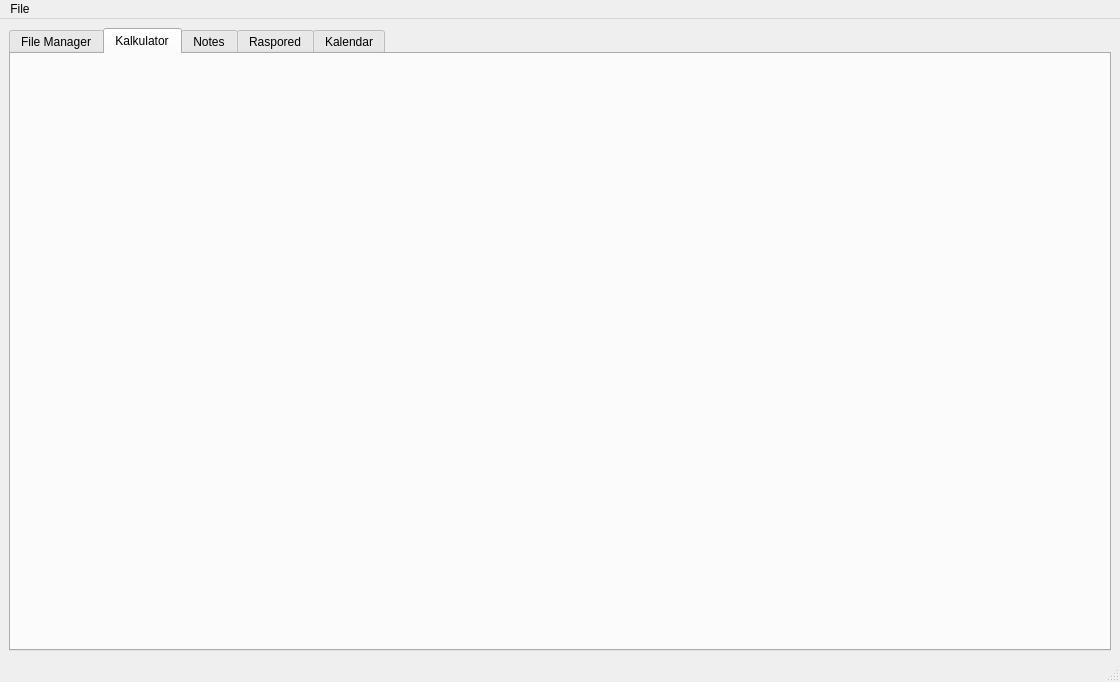
milalukic/matfHub, file matfHub/mainwindow.ui: the form before one commit.
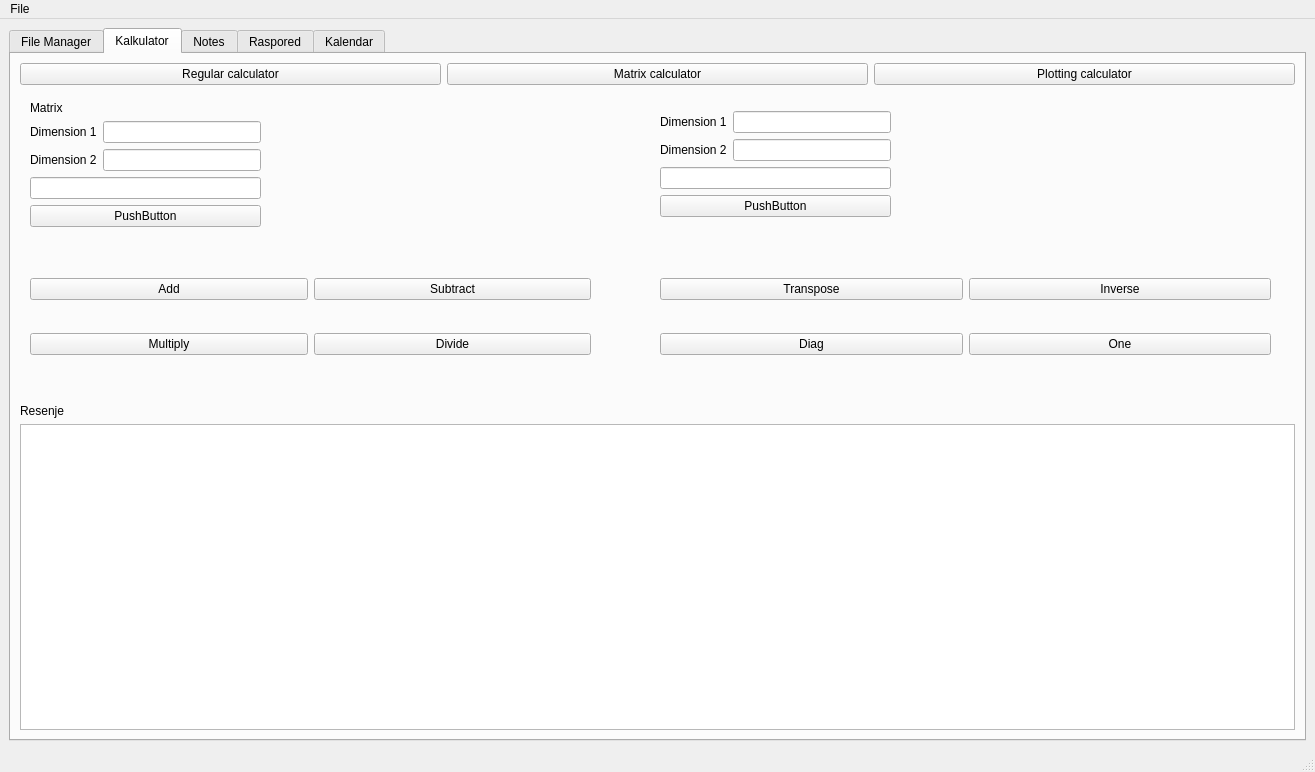
The form after the commit. The open tabs and pages were chosen to show the change. Icons and pictures are not drawn.

Commit message: dodat pocetni UI

What changed in the file:
```diff
--- a/matfHub/mainwindow.ui
+++ b/matfHub/mainwindow.ui
@@ -6,14 +6,14 @@
    <rect>
     <x>0</x>
     <y>0</y>
-    <width>1120</width>
-    <height>682</height>
+    <width>1315</width>
+    <height>772</height>
    </rect>
   </property>
   <property name="minimumSize">
    <size>
-    <width>1120</width>
-    <height>630</height>
+    <width>0</width>
+    <height>0</height>
    </size>
   </property>
   <property name="windowTitle">
@@ -1942,32 +1942,265 @@
        <attribute name="title">
         <string>Kalkulator</string>
        </attribute>
-       <widget class="QStackedWidget" name="stackedWidget">
-        <property name="geometry">
-         <rect>
-          <x>400</x>
-          <y>120</y>
-          <width>120</width>
-          <height>80</height>
-         </rect>
-        </property>
-        <widget class="QWidget" name="page">
-         <widget class="QPushButton" name="pbMatrixTest">
-          <property name="geometry">
-           <rect>
-            <x>20</x>
-            <y>30</y>
-            <width>80</width>
-            <height>22</height>
-           </rect>
+       <layout class="QVBoxLayout" name="verticalLayout_2">
+        <item>
+         <layout class="QHBoxLayout" name="horizontalLayout_2">
+          <item>
+           <widget class="QPushButton" name="pbChangeRegular">
+            <property name="text">
+             <string>Regular calculator</string>
+            </property>
+           </widget>
+          </item>
+          <item>
+           <widget class="QPushButton" name="pbChangeMatrix">
+            <property name="text">
+             <string>Matrix calculator</string>
+            </property>
+           </widget>
+          </item>
+          <item>
+           <widget class="QPushButton" name="pbChangePlot">
+            <property name="text">
+             <string>Plotting calculator</string>
+            </property>
+           </widget>
+          </item>
+         </layout>
+        </item>
+        <item>
+         <widget class="QStackedWidget" name="stackedWidget">
+          <property name="currentIndex">
+           <number>0</number>
           </property>
+          <widget class="QWidget" name="page">
+           <layout class="QVBoxLayout" name="verticalLayout_4">
+            <item>
+             <widget class="QLabel" name="label_2">
+              <property name="text">
+               <string>Regular</string>
+              </property>
+             </widget>
+            </item>
+            <item>
+             <widget class="QLineEdit" name="leParser"/>
+            </item>
+            <item>
+             <widget class="QPushButton" name="pbParser">
+              <property name="text">
+               <string>Calculate</string>
+              </property>
+             </widget>
+            </item>
+           </layout>
+          </widget>
+          <widget class="QWidget" name="page_2">
+           <widget class="QLabel" name="label_3">
+            <property name="geometry">
+             <rect>
+              <x>10</x>
+              <y>10</y>
+              <width>53</width>
+              <height>14</height>
+             </rect>
+            </property>
+            <property name="text">
+             <string>Matrix</string>
+            </property>
+           </widget>
+           <widget class="QWidget" name="formLayoutWidget">
+            <property name="geometry">
+             <rect>
+              <x>10</x>
+              <y>30</y>
+              <width>231</width>
+              <height>111</height>
+             </rect>
+            </property>
+            <layout class="QFormLayout" name="formLayout">
+             <item row="0" column="0">
+              <widget class="QLabel" name="label_5">
+               <property name="text">
+                <string>Dimension 1</string>
+               </property>
+              </widget>
+             </item>
+             <item row="0" column="1">
+              <widget class="QLineEdit" name="leMatrixDim11"/>
+             </item>
+             <item row="1" column="1">
+              <widget class="QLineEdit" name="leMatrixDim12"/>
+             </item>
+             <item row="3" column="0" colspan="2">
+              <widget class="QPushButton" name="pbMatrixLoad1">
+               <property name="text">
+                <string>PushButton</string>
+               </property>
+              </widget>
+             </item>
+             <item row="2" column="0" colspan="2">
+              <widget class="QLineEdit" name="leMatrixData1"/>
+             </item>
+             <item row="1" column="0">
+              <widget class="QLabel" name="label_6">
+               <property name="text">
+                <string>Dimension 2</string>
+               </property>
+              </widget>
+             </item>
+            </layout>
+           </widget>
+           <widget class="QWidget" name="formLayoutWidget_2">
+            <property name="geometry">
+             <rect>
+              <x>640</x>
+              <y>20</y>
+              <width>231</width>
+              <height>111</height>
+             </rect>
+            </property>
+            <layout class="QFormLayout" name="formLayout_2">
+             <item row="0" column="0">
+              <widget class="QLabel" name="label_7">
+               <property name="text">
+                <string>Dimension 1</string>
+               </property>
+              </widget>
+             </item>
+             <item row="0" column="1">
+              <widget class="QLineEdit" name="leMatrixDim21"/>
+             </item>
+             <item row="1" column="0">
+              <widget class="QLabel" name="label_8">
+               <property name="text">
+                <string>Dimension 2</string>
+               </property>
+              </widget>
+             </item>
+             <item row="2" column="0" colspan="2">
+              <widget class="QLineEdit" name="leMatrixData2"/>
+             </item>
+             <item row="3" column="0" colspan="2">
+              <widget class="QPushButton" name="pbMatrixLoad2">
+               <property name="text">
+                <string>PushButton</string>
+               </property>
+              </widget>
+             </item>
+             <item row="1" column="1">
+              <widget class="QLineEdit" name="leMatrixDim22"/>
+             </item>
+            </layout>
+           </widget>
+           <widget class="QWidget" name="gridLayoutWidget_2">
+            <property name="geometry">
+             <rect>
+              <x>10</x>
+              <y>160</y>
+              <width>561</width>
+              <height>131</height>
+             </rect>
+            </property>
+            <layout class="QGridLayout" name="gridLayout_2">
+             <item row="0" column="1">
+              <widget class="QPushButton" name="pbMatrixSubtract">
+               <property name="text">
+                <string>Subtract</string>
+               </property>
+              </widget>
+             </item>
+             <item row="0" column="0">
+              <widget class="QPushButton" name="pbMatrixAdd">
+               <property name="text">
+                <string>Add</string>
+               </property>
+              </widget>
+             </item>
+             <item row="1" column="0">
+              <widget class="QPushButton" name="pbMatrixMultiply">
+               <property name="text">
+                <string>Multiply</string>
+               </property>
+              </widget>
+             </item>
+             <item row="1" column="1">
+              <widget class="QPushButton" name="pbMatrixDivide">
+               <property name="text">
+                <string>Divide</string>
+               </property>
+              </widget>
+             </item>
+            </layout>
+           </widget>
+           <widget class="QWidget" name="gridLayoutWidget">
+            <property name="geometry">
+             <rect>
+              <x>640</x>
+              <y>160</y>
+              <width>611</width>
+              <height>131</height>
+             </rect>
+            </property>
+            <layout class="QGridLayout" name="gridLayout">
+             <item row="1" column="1">
+              <widget class="QPushButton" name="pbMatrixOne">
+               <property name="text">
+                <string>One</string>
+               </property>
+              </widget>
+             </item>
+             <item row="0" column="1">
+              <widget class="QPushButton" name="pbMatrixInverse">
+               <property name="text">
+                <string>Inverse</string>
+               </property>
+              </widget>
+             </item>
+             <item row="0" column="0">
+              <widget class="QPushButton" name="pbMatrixTranspose">
+               <property name="text">
+                <string>Transpose</string>
+               </property>
+              </widget>
+             </item>
+             <item row="1" column="0">
+              <widget class="QPushButton" name="pbMatrixDiag">
+               <property name="text">
+                <string>Diag</string>
+               </property>
+              </widget>
+             </item>
+            </layout>
+           </widget>
+          </widget>
+          <widget class="QWidget" name="page_3">
+           <widget class="QLabel" name="label_4">
+            <property name="geometry">
+             <rect>
+              <x>9</x>
+              <y>9</y>
+              <width>41</width>
+              <height>16</height>
+             </rect>
+            </property>
+            <property name="text">
+             <string>Plotting</string>
+            </property>
+           </widget>
+          </widget>
+         </widget>
+        </item>
+        <item>
+         <widget class="QLabel" name="label">
           <property name="text">
-           <string>PushButton</string>
+           <string>Resenje</string>
           </property>
          </widget>
-        </widget>
-        <widget class="QWidget" name="page_2"/>
-       </widget>
+        </item>
+        <item>
+         <widget class="QTextBrowser" name="tbParser"/>
+        </item>
+       </layout>
       </widget>
       <widget class="QWidget" name="NotesTab">
        <attribute name="title">
@@ -2118,7 +2351,7 @@
     <rect>
      <x>0</x>
      <y>0</y>
-     <width>1120</width>
+     <width>1315</width>
      <height>19</height>
     </rect>
    </property>
```
The commit also changes 2 other files.
